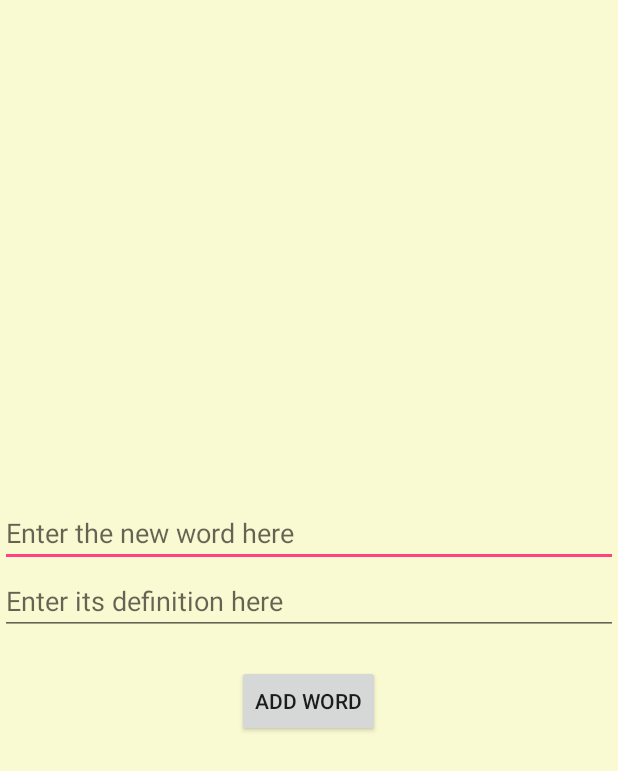
After one commit to chauhankartik1708/Andriod-Development, an Android app: the layout activity_add_word.xml on its own in the app's theme, with its tools: preview values and no code run, on a phone screen of 412 x 824 dp. The commit adds this screen. Shown: the top 771 px of the screen. Run offline under Robolectric (Android 15) with nearby library versions, the phone set to English and light mode, and no system bars.

Commit message:
created 3 activites(main,Add Word,Play Game)

```diff
--- a/Stanford/Dictionary/app/src/main/AndroidManifest.xml
+++ b/Stanford/Dictionary/app/src/main/AndroidManifest.xml
@@ -9,7 +9,10 @@
         android:roundIcon="@mipmap/ic_launcher_round"
         android:supportsRtl="true"
         android:theme="@style/AppTheme">
-        <activity android:name=".MainActivity">
+        <activity android:name=".MainActivity" />
+
+        <activity android:name=".AddWordActivity" />
+        <activity android:name=".StartMenuActivity">
             <intent-filter>
                 <action android:name="android.intent.action.MAIN" />
 
--- /dev/null
+++ b/Stanford/Dictionary/app/src/main/res/layout/activity_add_word.xml
@@ -0,0 +1,33 @@
+<?xml version="1.0" encoding="utf-8"?>
+<LinearLayout xmlns:android="http://schemas.android.com/apk/res/android"
+    xmlns:app="http://schemas.android.com/apk/res-auto"
+    xmlns:tools="http://schemas.android.com/tools"
+    android:orientation="vertical"
+    android:gravity="center"
+    android:background="@color/LightGoldenrodYellow"
+
+    android:layout_width="match_parent"
+    android:layout_height="match_parent"
+    tools:context="com.example.kartiksinghchauhan.dictionary.AddWordActivity">
+
+    <EditText
+        android:id="@+id/new_word"
+        android:text=""
+        android:hint="Enter the new word here"
+        android:layout_width="match_parent"
+        android:layout_height="wrap_content" />
+
+    <EditText
+        android:id="@+id/new_defn"
+        android:text=""
+        android:hint="Enter its definition here"
+        android:layout_width="match_parent"
+        android:layout_height="wrap_content" />
+
+    <Button
+        android:layout_marginTop="20sp"
+        android:onClick="addThisWordClick"
+        android:text="Add word"
+        android:layout_width="wrap_content"
+        android:layout_height="wrap_content" />
+</LinearLayout>
--- /dev/null
+++ b/Stanford/Dictionary/app/src/main/res/raw/grewords.txt
@@ -0,0 +1,5 @@
+defenestrate@to throw out of the window
+Kartik Chauhan@Cool guy
+Shubham@Chutiya Hai
+Sahil@Bahut Bade vala Chutiya
+Kushal@Theek thaak hai
```
Also changed, not shown: Stanford/Dictionary/app/src/main/java/com/example/kartiksinghchauhan/dictionary/AddWordActivity.java (added, +28 -0 lines), Stanford/Dictionary/app/src/main/java/com/example/kartiksinghchauhan/dictionary/MainActivity.java (+59 -18 lines), Stanford/Dictionary/app/src/main/java/com/example/kartiksinghchauhan/dictionary/StartMenuActivity.java (added, +27 -0 lines), Stanford/Dictionary/app/src/main/res/layout/activity_main.xml (+8 -6 lines), Stanford/Dictionary/app/src/main/res/layout/activity_start_menu.xml (added, +32 -0 lines).
